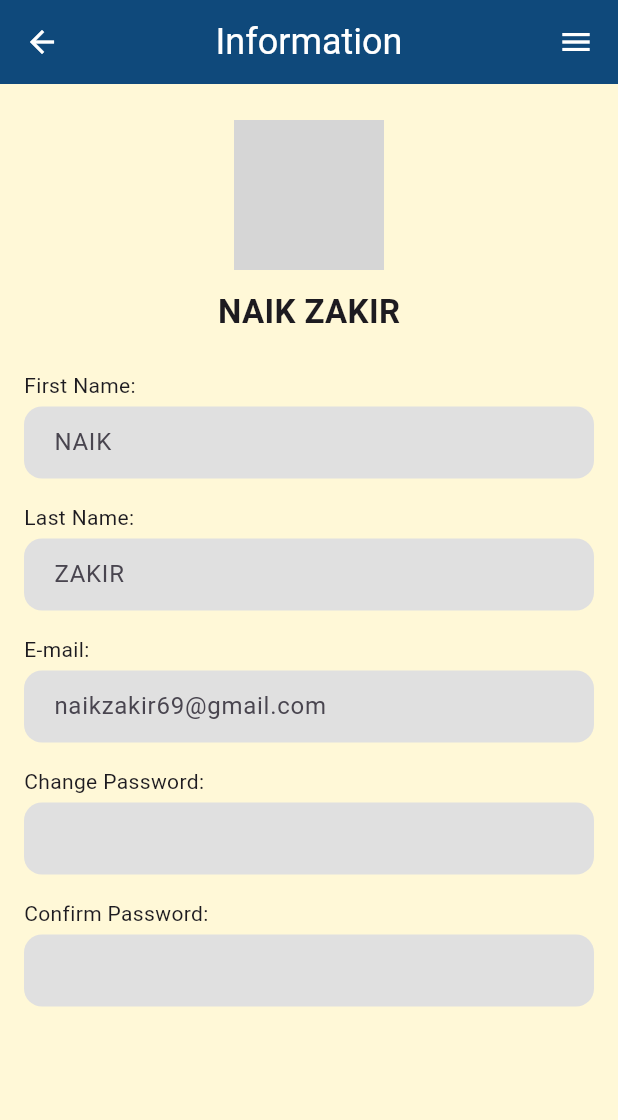
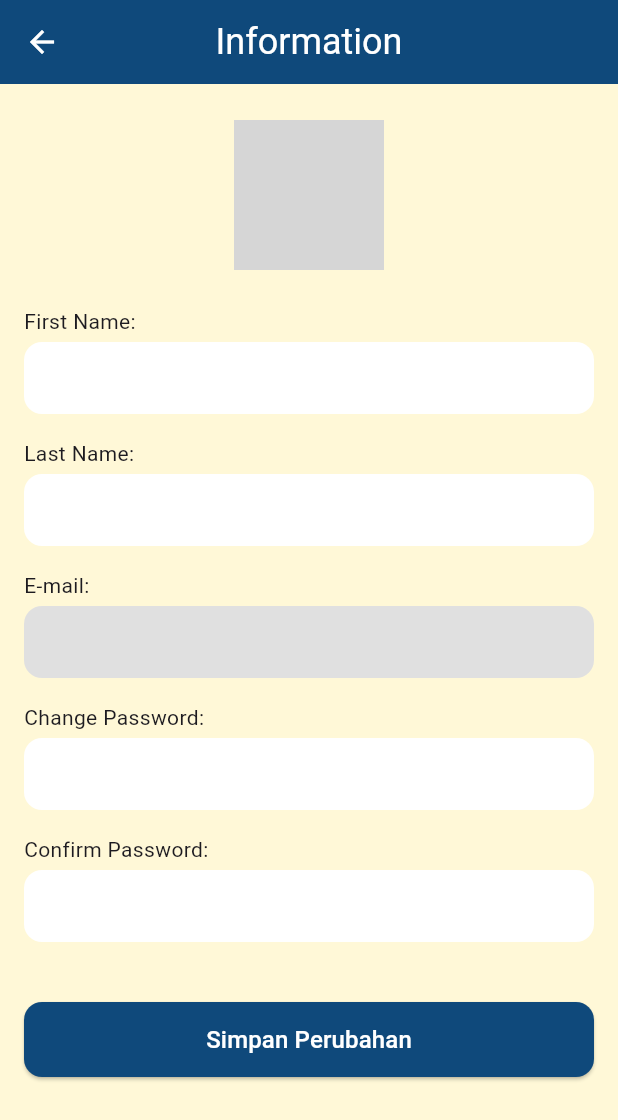
Before and after one commit to Tarz24/TUGAS3PROVIS2025, a Flutter app: the InformationPage screen opened directly, on a phone screen of 412 x 824 dp. Shown: the top 1120 px of the screen. Run offline on Flutter 3.47's test engine with Material 3 defaults, Android fonts, the light colour scheme and no system bars; our stand-ins replace flutter_dotenv, supabase_flutter; accounts and stored records are empty; Roboto replaces fonts that are missing (Arial); grey boxes are pictures that could not be loaded.

Commit message:
information update

```diff
--- a/tugas_provis/lib/information.dart
+++ b/tugas_provis/lib/information.dart
@@ -1,7 +1,143 @@
 import 'package:flutter/material.dart';
+import 'package:supabase_flutter/supabase_flutter.dart';
+import 'package:tugas_provis/supabase_client.dart'; // Pastikan import ini ada
 
-class InformationPage extends StatelessWidget {
+class InformationPage extends StatefulWidget {
   const InformationPage({super.key});
+
+  @override
+  State<InformationPage> createState() => _InformationPageState();
+}
+
+class _InformationPageState extends State<InformationPage> {
+  // Controller untuk setiap text field
+  final _firstNameController = TextEditingController();
+  final _lastNameController = TextEditingController();
+  final _emailController = TextEditingController();
+  final _passwordController = TextEditingController();
+  final _confirmPasswordController = TextEditingController();
+
+  // Variabel untuk menyimpan nilai awal, untuk perbandingan
+  String _initialFirstName = '';
+  String _initialLastName = '';
+
+  bool _isLoading = true;
+  bool _isSaving = false;
+
+  @override
+  void initState() {
+    super.initState();
+    _getProfile();
+  }
+
+  @override
+  void dispose() {
+    // Selalu dispose controller untuk menghindari memory leak
+    _firstNameController.dispose();
+    _lastNameController.dispose();
+    _emailController.dispose();
+    _passwordController.dispose();
+    _confirmPasswordController.dispose();
+    super.dispose();
+  }
+
+  // --- LOGIKA PENGAMBILAN DATA ---
+  Future<void> _getProfile() async {
+    if (!mounted) return;
+    setState(() => _isLoading = true);
+
+    try {
+      final userId = supabase.auth.currentUser?.id;
+      if (userId == null) throw 'User not logged in';
+
+      final response = await supabase
+          .from('profiles')
+          .select('first_name, last_name')
+          .eq('id', userId)
+          .single();
+
+      // Isi controller dan simpan nilai awal
+      _initialFirstName = response['first_name'] ?? '';
+      _initialLastName = response['last_name'] ?? '';
+      _firstNameController.text = _initialFirstName;
+      _lastNameController.text = _initialLastName;
+      _emailController.text = supabase.auth.currentUser!.email!;
+
+    } catch (e) {
+      if (mounted) _showErrorSnackBar('Gagal memuat data profil: $e');
+    } finally {
+      if (mounted) setState(() => _isLoading = false);
+    }
+  }
+
+  // --- LOGIKA MENYIMPAN SEMUA PERUBAHAN ---
+  Future<void> _saveChanges() async {
+    if (_isSaving) return;
+    setState(() => _isSaving = true);
+
+    bool profileChanged = _firstNameController.text != _initialFirstName ||
+                          _lastNameController.text != _initialLastName;
+    bool passwordChanged = _passwordController.text.isNotEmpty;
+
+    if (!profileChanged && !passwordChanged) {
+      _showInfoSnackBar('Tidak ada perubahan untuk disimpan.');
+      setState(() => _isSaving = false);
+      return;
+    }
+
+    try {
+      // 1. Update Profile (Nama) jika ada perubahan
+      if (profileChanged) {
+        final userId = supabase.auth.currentUser!.id;
+        await supabase.from('profiles').update({
+          'first_name': _firstNameController.text,
+          'last_name': _lastNameController.text,
+        }).eq('id', userId);
+
+        // Update nilai awal setelah berhasil
+        _initialFirstName = _firstNameController.text;
+        _initialLastName = _lastNameController.text;
+      }
+
+      // 2. Update Password jika ada perubahan
+      if (passwordChanged) {
+        if (_passwordController.text != _confirmPasswordController.text) {
+          throw 'Konfirmasi password tidak cocok!';
+        }
+        await supabase.auth.updateUser(
+          UserAttributes(password: _passwordController.text),
+        );
+        _passwordController.clear();
+        _confirmPasswordController.clear();
+      }
+
+      _showSuccessSnackBar('Perubahan berhasil disimpan!');
+      FocusScope.of(context).unfocus();
+
+    } catch (e) {
+      _showErrorSnackBar('Gagal menyimpan perubahan: $e');
+    } finally {
+      if (mounted) setState(() => _isSaving = false);
+    }
+  }
+
+  // Helper untuk menampilkan notifikasi
+  void _showErrorSnackBar(String message) {
+    if (!mounted) return;
+    ScaffoldMessenger.of(context).showSnackBar(
+        SnackBar(content: Text(message), backgroundColor: Colors.red));
+  }
+   void _showSuccessSnackBar(String message) {
+    if (!mounted) return;
+    ScaffoldMessenger.of(context).showSnackBar(
+        SnackBar(content: Text(message), backgroundColor: Colors.green));
+  }
+   void _showInfoSnackBar(String message) {
+    if (!mounted) return;
+    ScaffoldMessenger.of(context).showSnackBar(
+        SnackBar(content: Text(message)));
+  }
+
 
   @override
   Widget build(BuildContext context) {
@@ -10,45 +146,57 @@ class InformationPage extends StatelessWidget {
       appBar: AppBar(
         backgroundColor: const Color(0xFF0F497B),
         centerTitle: true,
-        title: const Text(
-          'Information',
-          style: TextStyle(
-            fontSize: 24,
-            color: Colors.white,)),
+        title: const Text('Information',
+            style: TextStyle(fontSize: 24, color: Colors.white)),
         leading: IconButton(
           icon: const Icon(Icons.arrow_back, color: Colors.white),
           onPressed: () => Navigator.pop(context),
         ),
-        actions: const [
-          Padding(
-            padding: EdgeInsets.symmetric(horizontal: 16),
-            child: Icon(Icons.menu, color: Colors.white),
       ),
-        ],
-      ),
-      body: Padding(
+      body: _isLoading
+          ? const Center(child: CircularProgressIndicator())
+          : SingleChildScrollView(
               padding: const EdgeInsets.symmetric(vertical: 24, horizontal: 16),
               child: Column(
                 children: [
                   const CircleAvatar(
                     radius: 50,
-              backgroundImage: AssetImage('assets/images/profile.png'), // Ganti sesuai path gambar lokal
+                    backgroundImage: AssetImage('assets/images/profile.png'),
                   ),
-            const SizedBox(height: 12),
-            const Text('NAIK ZAKIR', style: TextStyle(fontSize: 22, fontWeight: FontWeight.bold)),
                   const SizedBox(height: 24),
-            _textField('First Name:', 'NAIK'),
-            _textField('Last Name:', 'ZAKIR'),
-            _textField('E-mail:', 'naikzakir69@gmail.com'),
-            _textField('Change Password:', ''),
-            _textField('Confirm Password:', ''),
+
+                  // Semua form sekarang bisa diubah, kecuali email
+                  _textField(label: 'First Name:', controller: _firstNameController),
+                  _textField(label: 'Last Name:', controller: _lastNameController),
+                  _textField(label: 'E-mail:', controller: _emailController, enabled: false),
+
+                  _textField(label: 'Change Password:', controller: _passwordController, isPassword: true),
+                  _textField(label: 'Confirm Password:', controller: _confirmPasswordController, isPassword: true),
+
+                  const SizedBox(height: 24),
+                  ElevatedButton(
+                    onPressed: _saveChanges,
+                    style: ElevatedButton.styleFrom(
+                      backgroundColor: const Color(0xFF0F497B),
+                      minimumSize: const Size(double.infinity, 50),
+                      shape: RoundedRectangleBorder(borderRadius: BorderRadius.circular(12)),
+                    ),
+                    child: _isSaving
+                        ? const CircularProgressIndicator(color: Colors.white, strokeWidth: 2)
+                        : const Text('Simpan Perubahan', style: TextStyle(color: Colors.white, fontSize: 16)),
+                  )
                 ],
               ),
             ),
     );
   }
 
-  Widget _textField(String label, String hint) {
+  Widget _textField({
+    required String label,
+    required TextEditingController controller,
+    bool isPassword = false,
+    bool enabled = true,
+  }) {
     return Padding(
       padding: const EdgeInsets.only(bottom: 16),
       child: Column(
@@ -56,15 +204,14 @@ class InformationPage extends StatelessWidget {
         children: [
           Text(label),
           const SizedBox(height: 4),
-          TextField(
+          TextFormField(
+            controller: controller,
+            enabled: enabled,
+            obscureText: isPassword,
             decoration: InputDecoration(
-              hintText: hint,
               filled: true,
-              fillColor: Colors.grey[300],
-              border: OutlineInputBorder(
-                borderRadius: BorderRadius.circular(12),
-                borderSide: BorderSide.none,
-              ),
+              fillColor: enabled ? Colors.white : Colors.grey[300],
+              border: OutlineInputBorder(borderRadius: BorderRadius.circular(12), borderSide: BorderSide.none),
               contentPadding: const EdgeInsets.symmetric(horizontal: 16, vertical: 12),
             ),
           ),
```
Lines whose indentation alone changed are shown as unchanged.
